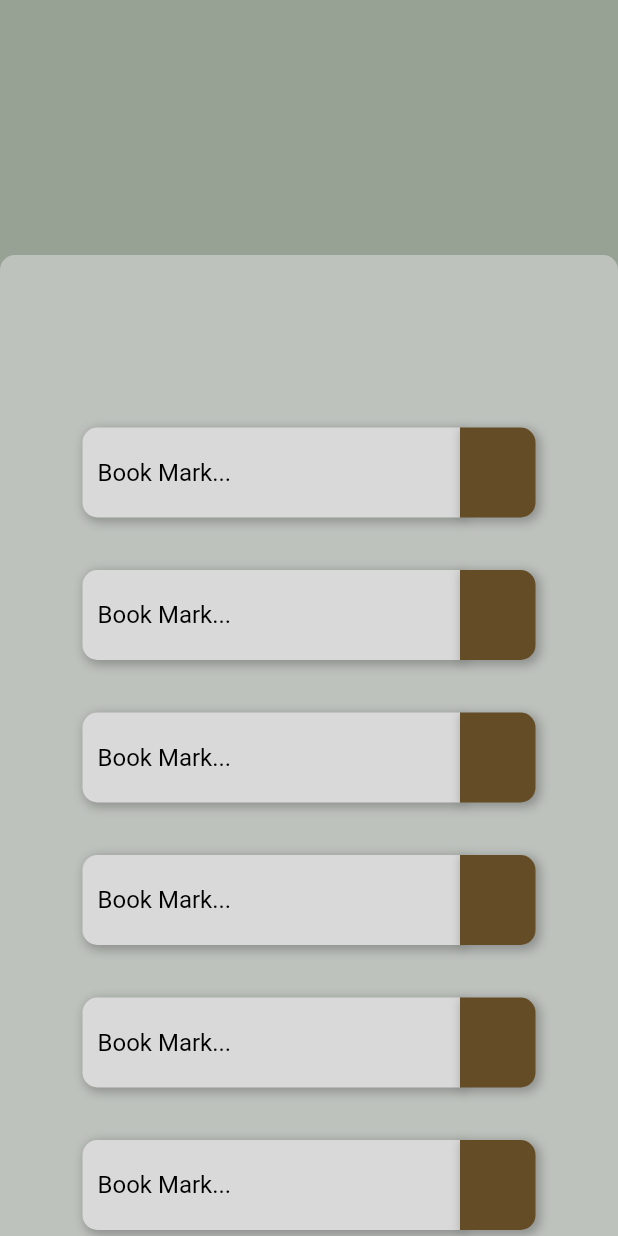
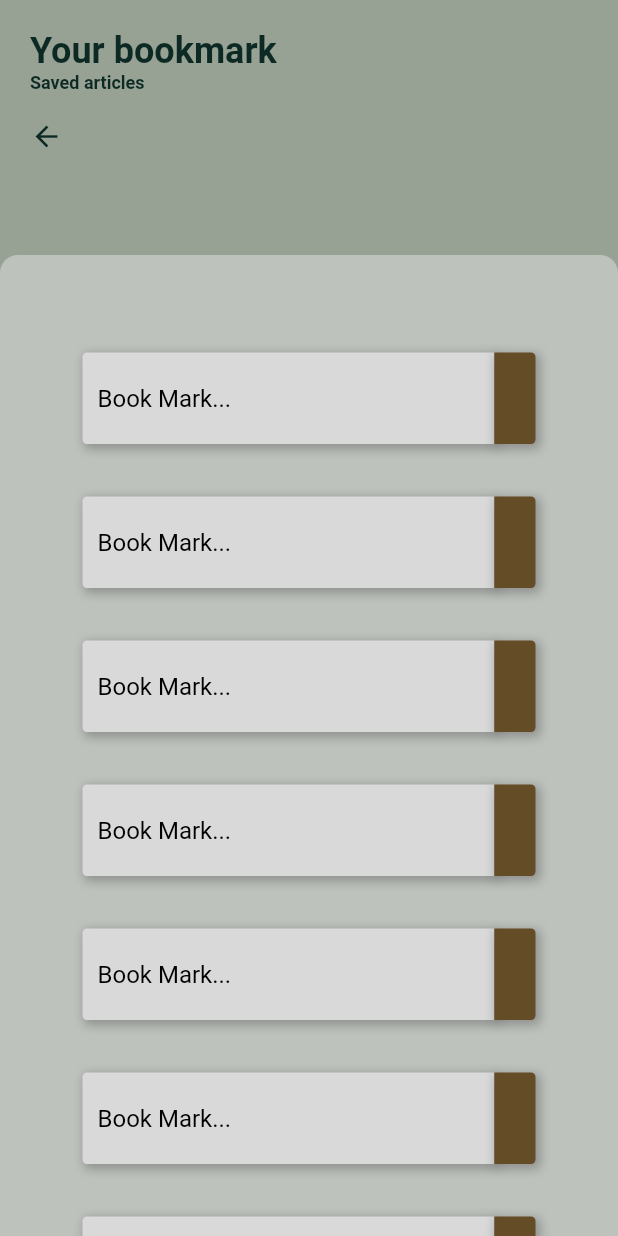
Before and after one commit to sev-n/Legal-Ease-Ius-Criminale, a Flutter app: the BookMark screen opened directly, on a phone screen of 412 x 824 dp. Run offline on Flutter 3.47's test engine with Material 2 defaults, Android fonts, the phone set to English and light mode, and no system bars; our stand-ins replace get, smooth_page_indicator.

Commit message:
bookmark update

```diff
--- a/lib/src/pages/sidenav_pages/bookmark/bookmark.dart
+++ b/lib/src/pages/sidenav_pages/bookmark/bookmark.dart
@@ -1,5 +1,4 @@
 import 'package:flutter/material.dart';
-
 import '../../../home/sidemenu.dart';
 import 'bookmarklist.dart';
 
@@ -17,13 +16,46 @@ class BookMark extends StatelessWidget {
           child: Stack(
             children: [
               Container(
-                  width: MediaQuery.of(context).size.width,
-                  height: MediaQuery.of(context).size.height,
-                  decoration: const BoxDecoration(
-                    color: Color(0xff97a294),
+                width: MediaQuery.of(context).size.width,
+                height: MediaQuery.of(context).size.height,
+                decoration: const BoxDecoration(
+                  color: Color(0xff97a294),
+                ),
+                // !alert insert items here
+                child: Padding(
+                  padding: const EdgeInsets.only(top: 20, left: 20),
+                  child: Column(
+                    mainAxisAlignment: MainAxisAlignment.start,
+                    crossAxisAlignment: CrossAxisAlignment.start,
+                    children: const [
+                      Text(
+                        'Your bookmark',
+                        style: TextStyle(
+                          fontSize: 24,
+                          fontWeight: FontWeight.bold,
+                          color: Color(0xff0C2924),
+                        ),
+                      ),
+                      Text(
+                        'Saved articles',
+                        style: TextStyle(
+                          fontSize: 12,
+                          fontWeight: FontWeight.bold,
+                          color: Color(0xff0C2924),
+                        ),
+                      ),
+                      SizedBox(
+                        height: 18,
+                      ),
+                      Icon(
+                        Icons.arrow_back,
+                        size: 22,
+                        color: Color(0xff0C2924),
+                      ),
+                    ],
                   ),
-                  // !alert insert items here
-                  child: null),
+                ),
+              ),
 
               // *LOGO CODE
 
@@ -38,8 +70,8 @@ class BookMark extends StatelessWidget {
                     decoration: BoxDecoration(
                       color: const Color(0xCCD9D9D9).withAlpha(150),
                       borderRadius: const BorderRadius.only(
-                        topLeft: Radius.circular(10),
-                        topRight: Radius.circular(10),
+                        topLeft: Radius.circular(12),
+                        topRight: Radius.circular(12),
                       ),
                     ),
                     // !alert: insert items here!
@@ -47,11 +79,13 @@ class BookMark extends StatelessWidget {
                       alignment: Alignment.bottomCenter,
                       child: SizedBox(
                         width: MediaQuery.of(context).size.width,
-                        height: MediaQuery.of(context).size.height - 250,
+                        height: MediaQuery.of(context).size.height - 200,
 
                         // *BOOKMARK LIST CODE
                         child: ListView(
                           children: const [
+                            BookmarkList(),
+                            BookmarkList(),
                             BookmarkList(),
                             BookmarkList(),
                             BookmarkList(),
--- a/lib/src/pages/sidenav_pages/bookmark/bookmarklist.dart
+++ b/lib/src/pages/sidenav_pages/bookmark/bookmarklist.dart
@@ -20,9 +20,10 @@ class BookmarkList extends StatelessWidget {
       child: Row(
         children: [
           Expanded(
-            flex: 5,
+            flex: 10,
             child: Container(
-              height: 60,
+              height: 61,
+              width: 320.0,
               decoration: const BoxDecoration(
                 color: Color(0xffD9D9D9),
                 boxShadow: [
@@ -34,8 +35,8 @@ class BookmarkList extends StatelessWidget {
                   ),
                 ],
                 borderRadius: BorderRadius.only(
-                  topLeft: Radius.circular(10.0),
-                  bottomLeft: Radius.circular(10.0),
+                  topLeft: Radius.circular(3.0),
+                  bottomLeft: Radius.circular(3.0),
                 ),
               ),
               child: Padding(
@@ -59,7 +60,7 @@ class BookmarkList extends StatelessWidget {
           Expanded(
             flex: 1,
             child: Container(
-              height: 60,
+              height: 61,
               decoration: BoxDecoration(
                 color: color,
                 boxShadow: const [
@@ -71,8 +72,8 @@ class BookmarkList extends StatelessWidget {
                   ),
                 ],
                 borderRadius: const BorderRadius.only(
-                  topRight: Radius.circular(10.0),
-                  bottomRight: Radius.circular(10.0),
+                  topRight: Radius.circular(3.0),
+                  bottomRight: Radius.circular(3.0),
                 ),
               ),
             ),
```
